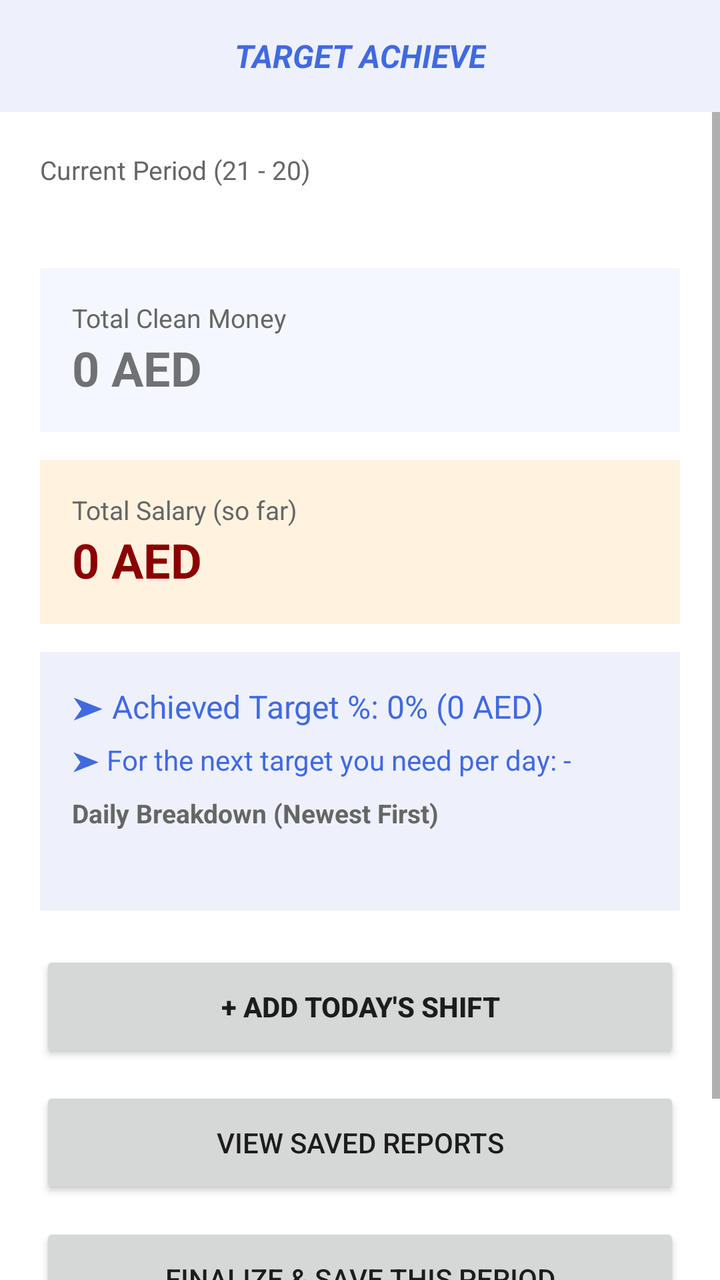
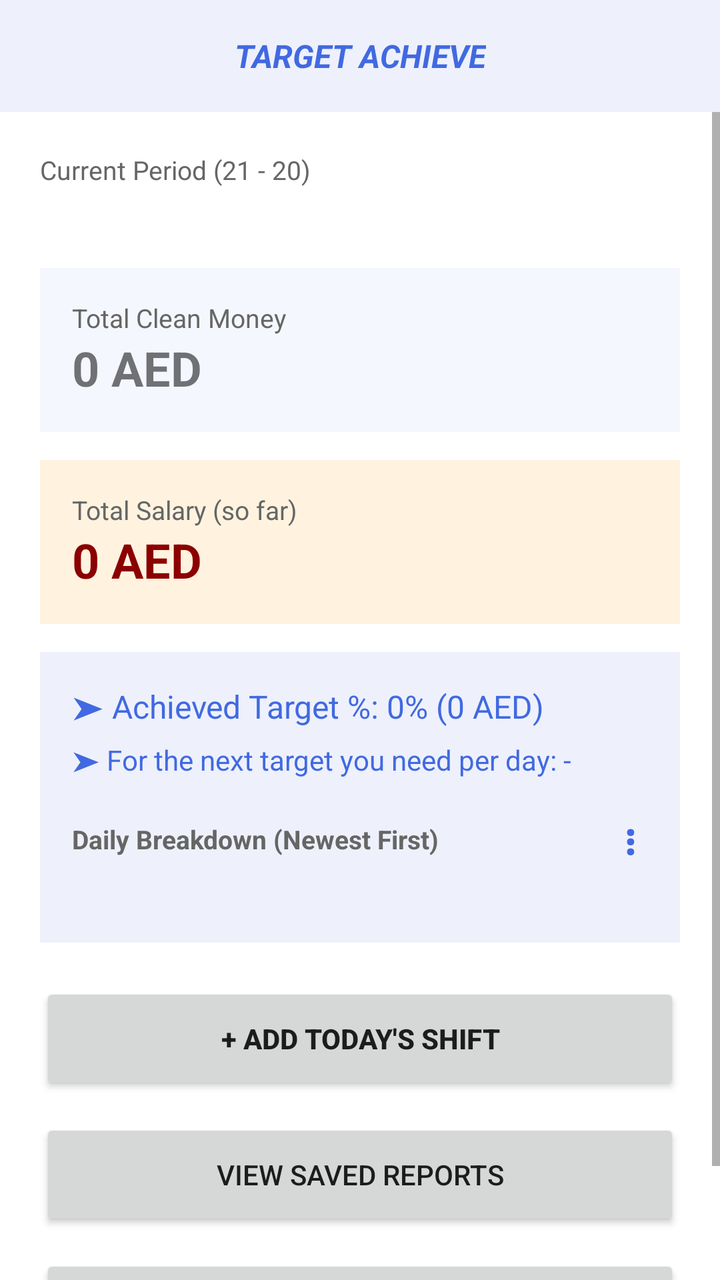

Compare the two renders of this Android layout. The source of the first and the diff that turns it into the second are given below.
<!-- AndroidManifest.xml: application theme Theme.AppCompat.Light.NoActionBar -->
<!-- res/layout/activity_main.xml -->
<?xml version="1.0" encoding="utf-8"?>
<androidx.drawerlayout.widget.DrawerLayout
    xmlns:android="http://schemas.android.com/apk/res/android"
    xmlns:app="http://schemas.android.com/apk/res-auto"
    android:id="@+id/drawerLayout"
    android:layout_width="match_parent"
    android:layout_height="match_parent">

    <LinearLayout
        android:layout_width="match_parent"
        android:layout_height="match_parent"
        android:orientation="vertical"
        android:background="#FFFFFF">

        <androidx.appcompat.widget.Toolbar
            android:id="@+id/toolbar"
            android:layout_width="match_parent"
            android:layout_height="?attr/actionBarSize"
            android:background="@color/header_bg"
            app:titleTextColor="@color/royal_blue">

            <TextView
                android:layout_width="wrap_content"
                android:layout_height="wrap_content"
                android:layout_gravity="center"
                android:text="TARGET ACHIEVE"
                android:textColor="@color/royal_blue"
                android:textSize="16sp"
                android:textStyle="bold|italic" />
        </androidx.appcompat.widget.Toolbar>

        <ScrollView
            android:layout_width="match_parent"
            android:layout_height="0dp"
            android:layout_weight="1">

            <LinearLayout
                android:layout_width="match_parent"
                android:layout_height="wrap_content"
                android:orientation="vertical"
                android:padding="20dp">

                <TextView
                    android:layout_width="wrap_content"
                    android:layout_height="wrap_content"
                    android:text="Current Period (21 - 20)"
                    android:textColor="#666666"
                    android:textSize="13sp" />

                <TextView
                    android:id="@+id/tvPeriodRange"
                    android:layout_width="wrap_content"
                    android:layout_height="wrap_content"
                    android:layout_marginBottom="20dp"
                    android:textSize="15sp"
                    android:textStyle="bold" />

                <LinearLayout
                    android:layout_width="match_parent"
                    android:layout_height="wrap_content"
                    android:layout_marginBottom="14dp"
                    android:background="#F5F7FF"
                    android:orientation="vertical"
                    android:padding="16dp">

                    <TextView
                        android:layout_width="wrap_content"
                        android:layout_height="wrap_content"
                        android:text="Total Clean Money"
                        android:textColor="#666666"
                        android:textSize="13sp" />

                    <TextView
                        android:id="@+id/tvTotalCleanMoney"
                        android:layout_width="wrap_content"
                        android:layout_height="wrap_content"
                        android:text="0 AED"
                        android:textSize="24sp"
                        android:textStyle="bold" />
                </LinearLayout>

                <LinearLayout
                    android:layout_width="match_parent"
                    android:layout_height="wrap_content"
                    android:layout_marginBottom="14dp"
                    android:background="#FFF3E0"
                    android:orientation="vertical"
                    android:padding="16dp">

                    <TextView
                        android:layout_width="wrap_content"
                        android:layout_height="wrap_content"
                        android:text="Total Salary (so far)"
                        android:textColor="#666666"
                        android:textSize="13sp" />

                    <TextView
                        android:id="@+id/tvTotalSalary"
                        android:layout_width="wrap_content"
                        android:layout_height="wrap_content"
                        android:text="0 AED"
                        android:textColor="@color/deep_red"
                        android:textSize="24sp"
                        android:textStyle="bold" />
                </LinearLayout>

                <LinearLayout
                    android:layout_width="match_parent"
                    android:layout_height="wrap_content"
                    android:layout_marginBottom="20dp"
                    android:background="#EEF1FB"
                    android:orientation="vertical"
                    android:padding="16dp">

                    <TextView
                        android:id="@+id/tvCurrentTarget"
                        android:layout_width="match_parent"
                        android:layout_height="wrap_content"
                        android:text="➤ Achieved Target %: 0% (0 AED)"
                        android:textColor="@color/royal_blue"
                        android:textSize="16sp" />

                    <TextView
                        android:id="@+id/tvNextTarget"
                        android:layout_width="match_parent"
                        android:layout_height="wrap_content"
                        android:layout_marginTop="6dp"
                        android:text="➤ For the next target you need per day: -"
                        android:textColor="@color/royal_blue"
                        android:textSize="14sp" />
                    
                    <TextView
                        android:layout_width="wrap_content"
                        android:layout_height="wrap_content"
                        android:layout_marginTop="8dp"
                        android:layout_marginBottom="8dp"
                        android:text="Daily Breakdown (Newest First)"
                        android:textColor="#666666"
                        android:textSize="13sp"
                        android:textStyle="bold" />

                    <LinearLayout
                        android:id="@+id/dailyContainer"
                        android:layout_width="match_parent"
                        android:layout_height="wrap_content"
                        android:orientation="vertical"
                        android:layout_marginBottom="16dp" />
                </LinearLayout>

                <Button
                    android:id="@+id/btnAddShift"
                    android:layout_width="match_parent"
                    android:layout_height="wrap_content"
                    android:layout_marginBottom="12dp"
                    android:minHeight="56dp"
                    android:text="+ Add Today's Shift"
                    android:textStyle="bold" />

                <Button
                    android:id="@+id/btnViewReports"
                    android:layout_width="match_parent"
                    android:layout_height="wrap_content"
                    android:layout_marginBottom="12dp"
                    android:minHeight="56dp"
                    android:text="View Saved Reports" />

                <Button
                    android:id="@+id/btnFinalizePeriod"
                    android:layout_width="match_parent"
                    android:layout_height="wrap_content"
                    android:minHeight="56dp"
                    android:text="Finalize &amp; Save This Period" />

                <Button
                    android:id="@+id/btnViewFullPeriod"
                    android:layout_width="match_parent"
                    android:layout_height="wrap_content"
                    android:layout_marginBottom="12dp"
                    android:minHeight="48dp"
                    android:text="View Full Period Details"
                    android:textStyle="bold" />

            </LinearLayout>
        </ScrollView>
    </LinearLayout>

    <include
        android:id="@+id/navDrawerContent"
        layout="@layout/nav_drawer_content"
        android:layout_width="290dp"
        android:layout_height="match_parent"
        android:layout_gravity="start" />

</androidx.drawerlayout.widget.DrawerLayout>
<!-- res/layout/nav_drawer_content.xml (included above) -->
<?xml version="1.0" encoding="utf-8"?>
<LinearLayout xmlns:android="http://schemas.android.com/apk/res/android"
    android:layout_width="match_parent"
    android:layout_height="match_parent"
    android:background="#FFFFFF"
    android:orientation="vertical">

    
    <LinearLayout
        android:layout_width="match_parent"
        android:layout_height="wrap_content"
        android:background="@color/royal_blue"
        android:orientation="vertical"
        android:padding="20dp">

        <TextView
            android:id="@+id/tvDrawerName"
            android:layout_width="match_parent"
            android:layout_height="wrap_content"
            android:layout_marginTop="24dp"
            android:text="User Name"
            android:textColor="#FFFFFF"
            android:textSize="18sp"
            android:textStyle="bold" />

        <TextView
            android:id="@+id/tvDrawerMobile"
            android:layout_width="match_parent"
            android:layout_height="wrap_content"
            android:layout_marginTop="4dp"
            android:text="Mobile Number"
            android:textColor="#DCE3FF"
            android:textSize="13sp" />
    </LinearLayout>

    
    <ScrollView
        android:layout_width="match_parent"
        android:layout_height="0dp"
        android:layout_weight="1">

        <LinearLayout
            android:layout_width="match_parent"
            android:layout_height="wrap_content"
            android:orientation="vertical"
            android:padding="20dp">

            
            <TextView
                android:layout_width="wrap_content"
                android:layout_height="wrap_content"
                android:text="Taxi Type"
                android:textColor="#666666"
                android:textSize="12sp" />

            <RadioGroup
                android:id="@+id/rgDrawerTaxiType"
                android:layout_width="match_parent"
                android:layout_height="wrap_content"
                android:layout_marginTop="4dp"
                android:layout_marginBottom="24dp"
                android:orientation="horizontal">

                <RadioButton
                    android:id="@+id/rbDrawerShiftTaxi"
                    android:layout_width="wrap_content"
                    android:layout_height="wrap_content"
                    android:text="Shift" />

                <RadioButton
                    android:id="@+id/rbDrawerAirportTaxi"
                    android:layout_width="wrap_content"
                    android:layout_height="wrap_content"
                    android:layout_marginStart="24dp"
                    android:text="Airport" />
            </RadioGroup>

            
            <LinearLayout
                android:layout_width="match_parent"
                android:layout_height="wrap_content"
                android:layout_marginBottom="24dp"
                android:gravity="center_vertical"
                android:orientation="horizontal">

                <TextView
                    android:layout_width="0dp"
                    android:layout_height="wrap_content"
                    android:layout_weight="1"
                    android:text="Biometric Lock"
                    android:textSize="14sp" />

                <androidx.appcompat.widget.SwitchCompat
                    android:id="@+id/switchBiometric"
                    android:layout_width="wrap_content"
                    android:layout_height="wrap_content" />
            </LinearLayout>

            
            <TextView
                android:layout_width="wrap_content"
                android:layout_height="wrap_content"
                android:layout_marginBottom="4dp"
                android:text="Language / भाषा / زبان / اللغة"
                android:textColor="#666666"
                android:textSize="12sp" />

            <Spinner
                android:id="@+id/spinnerLanguage"
                android:layout_width="match_parent"
                android:layout_height="wrap_content"
                android:layout_marginBottom="24dp" />

            <View
                android:layout_width="match_parent"
                android:layout_height="1dp"
                android:layout_marginBottom="16dp"
                android:background="#EEEEEE" />

            
            <TextView
                android:id="@+id/btnShareApp"
                android:layout_width="match_parent"
                android:layout_height="wrap_content"
                android:layout_marginBottom="16dp"
                android:drawablePadding="12dp"
                android:padding="8dp"
                android:text="Share This App"
                android:textSize="14sp" />

            <View
                android:layout_width="match_parent"
                android:layout_height="1dp"
                android:layout_marginBottom="16dp"
                android:background="#EEEEEE" />

            
            <TextView
                android:layout_width="wrap_content"
                android:layout_height="wrap_content"
                android:text="Support"
                android:textColor="#666666"
                android:textSize="12sp" />

            <TextView
                android:id="@+id/btnWhatsAppSupport"
                android:layout_width="match_parent"
                android:layout_height="wrap_content"
                android:layout_marginTop="8dp"
                android:padding="8dp"
                android:text="WhatsApp: +971 55 233 5930"
                android:textSize="14sp" />

            <TextView
                android:id="@+id/btnEmailSupport"
                android:layout_width="match_parent"
                android:layout_height="wrap_content"
                android:padding="8dp"
                android:text="Email: admininfo.bd@gmail.com"
                android:textSize="14sp" />

            
            <View
                android:layout_width="match_parent"
                android:layout_height="1dp"
                android:layout_marginTop="16dp"
                android:layout_marginBottom="16dp"
                android:background="#EEEEEE" />

            <TextView
                android:id="@+id/btnAdminPanel"
                android:layout_width="match_parent"
                android:layout_height="wrap_content"
                android:padding="8dp"
                android:text="🔒 Admin Panel"
                android:textColor="#FF0000"
                android:textSize="14sp"
                android:textStyle="bold" />

            
            <View
                android:layout_width="match_parent"
                android:layout_height="1dp"
                android:layout_marginTop="16dp"
                android:layout_marginBottom="16dp"
                android:background="#EEEEEE" />

            <TextView
                android:id="@+id/btnLogout"
                android:layout_width="match_parent"
                android:layout_height="wrap_content"
                android:padding="8dp"
                android:text="🚪 Log Out"
                android:textColor="#D32F2F"
                android:textSize="14sp"
                android:textStyle="bold" />

        </LinearLayout>
    </ScrollView>
</LinearLayout>
<!-- resources referenced by this layout -->
<resources>
  <color name="deep_red">#8B0000</color>
  <color name="header_bg">#EEF1FB</color>
  <color name="royal_blue">#4169E1</color>
</resources>

<!-- the commit's change to res/layout/activity_main.xml (unified diff, before → after) -->
@@ -55,6 +55,7 @@
                     android:textSize="15sp"
                     android:textStyle="bold" />
 
+                
                 <LinearLayout
                     android:layout_width="match_parent"
                     android:layout_height="wrap_content"
@@ -79,6 +80,7 @@
                         android:textStyle="bold" />
                 </LinearLayout>
 
+                
                 <LinearLayout
                     android:layout_width="match_parent"
                     android:layout_height="wrap_content"
@@ -104,6 +106,7 @@
                         android:textStyle="bold" />
                 </LinearLayout>
 
+                
                 <LinearLayout
                     android:layout_width="match_parent"
                     android:layout_height="wrap_content"
@@ -128,23 +131,42 @@
                         android:text="➤ For the next target you need per day: -"
                         android:textColor="@color/royal_blue"
                         android:textSize="14sp" />
+
                     
-                    <TextView
-                        android:layout_width="wrap_content"
-                        android:layout_height="wrap_content"
-                        android:layout_marginTop="8dp"
-                        android:layout_marginBottom="8dp"
-                        android:text="Daily Breakdown (Newest First)"
-                        android:textColor="#666666"
-                        android:textSize="13sp"
-                        android:textStyle="bold" />
+                    <LinearLayout
+                        android:layout_width="match_parent"
+                        android:layout_height="wrap_content"
+                        android:orientation="horizontal"
+                        android:gravity="center_vertical"
+                        android:layout_marginTop="10dp"
+                        android:layout_marginBottom="8dp">
+
+                        <TextView
+                            android:layout_width="0dp"
+                            android:layout_height="wrap_content"
+                            android:layout_weight="1"
+                            android:text="Daily Breakdown (Newest First)"
+                            android:textColor="#666666"
+                            android:textSize="13sp"
+                            android:textStyle="bold" />
+
+                        <TextView
+                            android:id="@+id/btnCurrentMonthMenu"
+                            android:layout_width="wrap_content"
+                            android:layout_height="wrap_content"
+                            android:padding="6dp"
+                            android:text="⋮"
+                            android:textSize="20sp"
+                            android:textStyle="bold"
+                            android:textColor="@color/royal_blue" />
+                    </LinearLayout>
 
                     <LinearLayout
                         android:id="@+id/dailyContainer"
                         android:layout_width="match_parent"
                         android:layout_height="wrap_content"
                         android:orientation="vertical"
-                        android:layout_marginBottom="16dp" />
+                        android:layout_marginBottom="8dp" />
                 </LinearLayout>
 
                 <Button
@@ -170,15 +192,6 @@
                     android:layout_height="wrap_content"
                     android:minHeight="56dp"
                     android:text="Finalize &amp; Save This Period" />
-
-                <Button
-                    android:id="@+id/btnViewFullPeriod"
-                    android:layout_width="match_parent"
-                    android:layout_height="wrap_content"
-                    android:layout_marginBottom="12dp"
-                    android:minHeight="48dp"
-                    android:text="View Full Period Details"
-                    android:textStyle="bold" />
 
             </LinearLayout>
         </ScrollView>
@@ -205,27 +218,71 @@
         android:layout_width="match_parent"
         android:layout_height="wrap_content"
         android:background="@color/royal_blue"
-        android:orientation="vertical"
-        android:padding="20dp">
-
-        <TextView
-            android:id="@+id/tvDrawerName"
-            android:layout_width="match_parent"
+        android:orientation="horizontal"
+        android:padding="16dp"
+        android:gravity="center_vertical">
+
+        <LinearLayout
+            android:layout_width="0dp"
             android:layout_height="wrap_content"
-            android:layout_marginTop="24dp"
-            android:text="User Name"
-            android:textColor="#FFFFFF"
-            android:textSize="18sp"
-            android:textStyle="bold" />
-
-        <TextView
-            android:id="@+id/tvDrawerMobile"
-            android:layout_width="match_parent"
-            android:layout_height="wrap_content"
-            android:layout_marginTop="4dp"
-            android:text="Mobile Number"
-            android:textColor="#DCE3FF"
-            android:textSize="13sp" />
+            android:layout_weight="1"
+            android:orientation="vertical">
+
+            <TextView
+                android:layout_width="wrap_content"
+                android:layout_height="wrap_content"
+                android:text="User profile:"
+                android:textColor="#DCE3FF"
+                android:textSize="12sp" />
+
+            <TextView
+                android:id="@+id/tvDrawerName"
+                android:layout_width="match_parent"
+                android:layout_height="wrap_content"
+                android:layout_marginTop="2dp"
+                android:text="User Name"
+                android:textColor="#FFFFFF"
+                android:textSize="17sp"
+                android:textStyle="bold" />
+
+            <TextView
+                android:id="@+id/tvDrawerMobile"
+                android:layout_width="match_parent"
+                android:layout_height="wrap_content"
+                android:layout_marginTop="2dp"
+                android:text="Mobile Number"
+                android:textColor="#DCE3FF"
+                android:textSize="13sp" />
+
+            <TextView
+                android:id="@+id/tvDrawerDriverNo"
+                android:layout_width="match_parent"
+                android:layout_height="wrap_content"
+                android:layout_marginTop="4dp"
+                android:text="Driver No: -"
+                android:textColor="#FFFFFF"
+                android:textSize="13sp"
+                android:textStyle="bold" />
+        </LinearLayout>
+
+        
+        <LinearLayout
+            android:id="@+id/btnUploadProfilePic"
+            android:layout_width="70dp"
+            android:layout_height="70dp"
+            android:background="#FFFFFF"
+            android:gravity="center"
+            android:orientation="vertical"
+            android:padding="4dp">
+
+            <ImageView
+                android:id="@+id/ivProfilePic"
+                android:layout_width="60dp"
+                android:layout_height="60dp"
+                android:scaleType="centerCrop"
+                android:src="@android:drawable/ic_menu_camera"
+                android:contentDescription="Profile picture" />
+        </LinearLayout>
     </LinearLayout>
 
     
@@ -304,7 +361,34 @@
                 android:id="@+id/spinnerLanguage"
                 android:layout_width="match_parent"
                 android:layout_height="wrap_content"
-                android:layout_marginBottom="24dp" />
+                android:layout_marginBottom="16dp" />
+
+            <View
+                android:layout_width="match_parent"
+                android:layout_height="1dp"
+                android:layout_marginBottom="12dp"
+                android:background="#EEEEEE" />
+
+            
+            <TextView
+                android:id="@+id/btnDriverGuide"
+                android:layout_width="match_parent"
+                android:layout_height="wrap_content"
+                android:layout_marginBottom="12dp"
+                android:padding="8dp"
+                android:text="📖 Driver Guide"
+                android:textSize="14sp"
+                android:textStyle="bold" />
+
+            
+            <TextView
+                android:id="@+id/btnShareApp"
+                android:layout_width="match_parent"
+                android:layout_height="wrap_content"
+                android:layout_marginBottom="16dp"
+                android:padding="8dp"
+                android:text="Share This App"
+                android:textSize="14sp" />
 
             <View
                 android:layout_width="match_parent"
@@ -314,23 +398,6 @@
 
             
             <TextView
-                android:id="@+id/btnShareApp"
-                android:layout_width="match_parent"
-                android:layout_height="wrap_content"
-                android:layout_marginBottom="16dp"
-                android:drawablePadding="12dp"
-                android:padding="8dp"
-                android:text="Share This App"
-                android:textSize="14sp" />
-
-            <View
-                android:layout_width="match_parent"
-                android:layout_height="1dp"
-                android:layout_marginBottom="16dp"
-                android:background="#EEEEEE" />
-
-            
-            <TextView
                 android:layout_width="wrap_content"
                 android:layout_height="wrap_content"
                 android:text="Support"
@@ -354,7 +421,6 @@
                 android:text="Email: admininfo.bd@gmail.com"
                 android:textSize="14sp" />
 
-            
             <View
                 android:layout_width="match_parent"
                 android:layout_height="1dp"
@@ -372,7 +438,6 @@
                 android:textSize="14sp"
                 android:textStyle="bold" />
 
-            
             <View
                 android:layout_width="match_parent"
                 android:layout_height="1dp"
